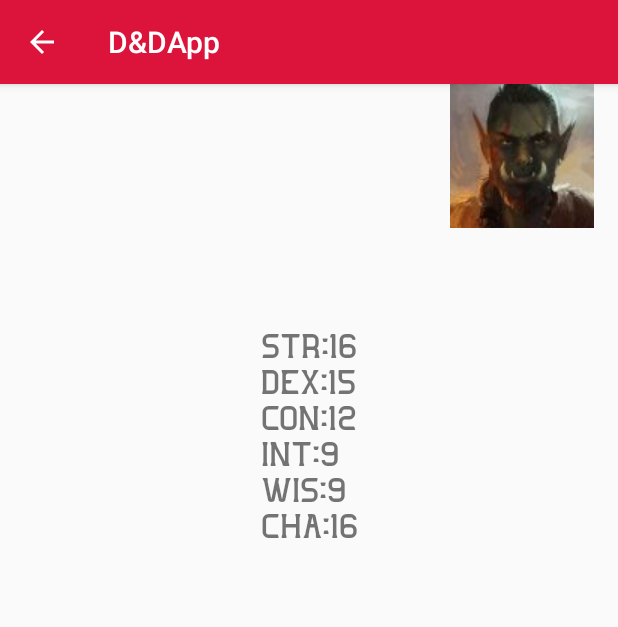
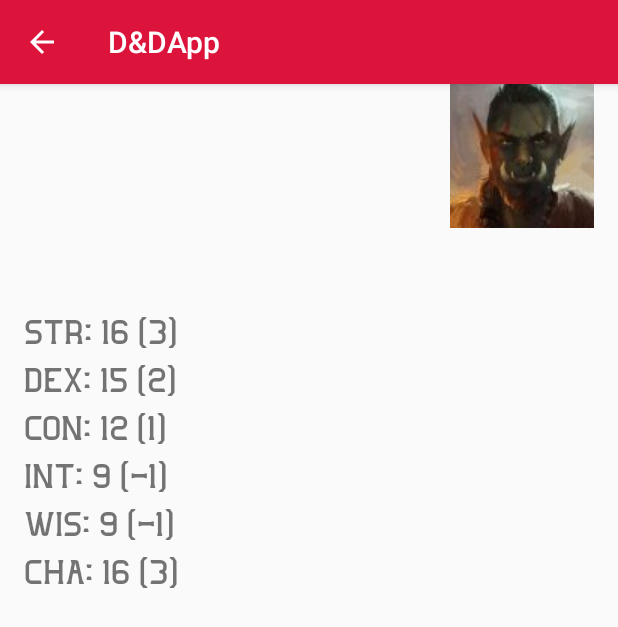
Before and after one commit to klemons/D_DApp, an Android app: the CharacterDetailActivity screen opened directly, with no data from a screen before it, on a phone screen of 412 x 824 dp. Shown: the top 627 px of the screen. Run offline under Robolectric (Android 15) with nearby library versions, the phone set to English and light mode, and no system bars; 3 statements that could not run were skipped.

Commit message:
added modifier values to the character screen

```diff
--- a/app/src/main/java/com/example/ddapp/CharacterDetailActivity.kt
+++ b/app/src/main/java/com/example/ddapp/CharacterDetailActivity.kt
@@ -41,11 +41,11 @@ class CharacterDetailActivity : AppCompatActivity() {
         val intView = findViewById<TextView>(R.id.intell)
         val wisView = findViewById<TextView>(R.id.wis)
         val chaView = findViewById<TextView>(R.id.cha)
-        strView.append("STR:" + characterBarb.getStrength())
-        dexView.append("DEX:" + characterBarb.getDexterity())
-        conView.append("CON:" + characterBarb.getConstitution())
-        intView.append("INT:" + characterBarb.getIntelligence())
-        wisView.append("WIS:" + characterBarb.getWisdom())
-        chaView.append("CHA:" + characterBarb.getCharisma())
+        strView.append("STR: " + characterBarb.getStrength() + " (" + characterBarb.getStrengthMod() +")")
+        dexView.append("DEX: " + characterBarb.getDexterity() + " (" + characterBarb.getDexterityMod() +")")
+        conView.append("CON: " + characterBarb.getConstitution() + " (" + characterBarb.getConstitutionMod() +")")
+        intView.append("INT: " + characterBarb.getIntelligence() + " (" + characterBarb.getIntelligenceMod() +")")
+        wisView.append("WIS: " + characterBarb.getWisdom() + " (" + characterBarb.getWisdomMod() +")")
+        chaView.append("CHA: " + characterBarb.getCharisma() + " (" + characterBarb.getCharismaMod() +")")
     }
 }
--- a/app/src/main/res/layout/character_detail_activity.xml
+++ b/app/src/main/res/layout/character_detail_activity.xml
@@ -26,7 +26,7 @@
         android:layout_marginStart="16dp"
         android:layout_marginTop="16dp"
         android:text=""
-        android:textSize="32dp"
+        android:textSize="28sp"
         android:fontFamily="@font/greatadventurebold"
         app:layout_constraintStart_toStartOf="parent"
         app:layout_constraintTop_toBottomOf="@+id/name" />
@@ -38,7 +38,7 @@
         android:layout_marginStart="16dp"
         android:layout_marginTop="16dp"
         android:text=""
-        android:textSize="32dp"
+        android:textSize="28sp"
         android:fontFamily="@font/greatadventurebold"
         app:layout_constraintStart_toStartOf="parent"
         app:layout_constraintTop_toBottomOf="@+id/charName" />
@@ -58,9 +58,7 @@
         android:layout_height="wrap_content"
         android:layout_marginStart="16dp"
         android:layout_marginTop="16dp"
-        android:layout_marginEnd="16dp"
         android:orientation="vertical"
-        app:layout_constraintEnd_toEndOf="parent"
         app:layout_constraintStart_toStartOf="parent"
         app:layout_constraintTop_toBottomOf="@+id/raceName">
 
@@ -68,49 +66,54 @@
             android:id="@+id/str"
             android:layout_width="match_parent"
             android:layout_height="wrap_content"
+            android:fontFamily="@font/greatadventurelight"
             android:text=""
-            android:textSize="24sp"
-            android:fontFamily="@font/greatadventurelight"/>
+            android:textSize="24sp" />
 
         <TextView
             android:id="@+id/dex"
             android:layout_width="match_parent"
             android:layout_height="wrap_content"
+            android:fontFamily="@font/greatadventurelight"
             android:text=""
-            android:textSize="24sp"
-            android:fontFamily="@font/greatadventurelight"/>
+            android:layout_marginTop="8dp"
+            android:textSize="24sp" />
 
         <TextView
             android:id="@+id/con"
             android:layout_width="match_parent"
             android:layout_height="wrap_content"
+            android:fontFamily="@font/greatadventurelight"
             android:text=""
-            android:textSize="24sp"
-            android:fontFamily="@font/greatadventurelight"/>
+            android:layout_marginTop="8dp"
+            android:textSize="24sp" />
 
         <TextView
             android:id="@+id/intell"
             android:layout_width="match_parent"
             android:layout_height="wrap_content"
+            android:fontFamily="@font/greatadventurelight"
             android:text=""
-            android:textSize="24sp"
-            android:fontFamily="@font/greatadventurelight"/>
+            android:layout_marginTop="8dp"
+            android:textSize="24sp" />
 
         <TextView
             android:id="@+id/wis"
             android:layout_width="match_parent"
             android:layout_height="wrap_content"
+            android:fontFamily="@font/greatadventurelight"
             android:text=""
-            android:textSize="24sp"
-            android:fontFamily="@font/greatadventurelight"/>
+            android:layout_marginTop="8dp"
+            android:textSize="24sp" />
 
         <TextView
             android:id="@+id/cha"
             android:layout_width="match_parent"
             android:layout_height="wrap_content"
+            android:fontFamily="@font/greatadventurelight"
             android:text=""
-            android:textSize="24sp"
-            android:fontFamily="@font/greatadventurelight"/>
+            android:layout_marginTop="8dp"
+            android:textSize="24sp" />
     </LinearLayout>
 
 
```
